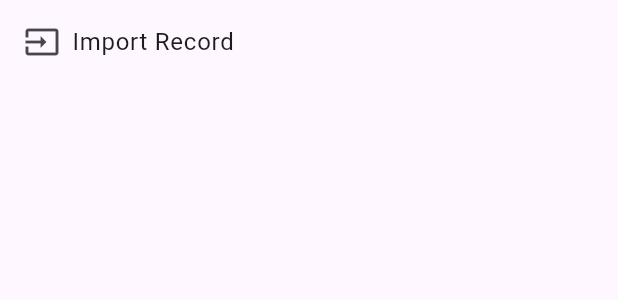
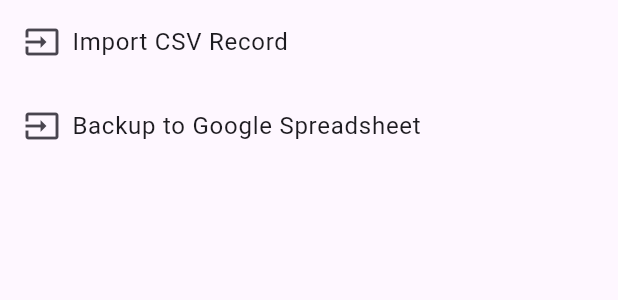
Before and after one commit to Harits19/my_money, a Flutter app: the SettingView widget shown alone on an empty page, opened directly, on a phone screen of 412 x 824 dp. Shown: the top 300 px of the screen. Run offline on Flutter 3.47's test engine with Material 3 defaults, Android fonts, the phone set to English and light mode, and no system bars; our stand-ins replace file_picker, googleapis_auth, logger, shared_preferences; missing offline and left inert: googleapis; accounts and stored records are empty.

Commit message:
implement googleapis and add logging on local storage and provider

```diff
--- a/lib/src/setting/setting_view.dart
+++ b/lib/src/setting/setting_view.dart
@@ -2,6 +2,7 @@ import 'dart:io';
 
 import 'package:file_picker/file_picker.dart';
 import 'package:flutter/material.dart';
+import 'package:my_money/src/services/google_service.dart';
 import 'package:my_money/src/state/record_state/state.dart';
 
 class SettingView extends StatelessWidget {
@@ -18,13 +19,27 @@ class SettingView extends StatelessWidget {
               SizedBox(
                 width: 8,
               ),
-              Text("Import Record")
+              Text("Import CSV Record")
             ],
           ),
           onTap: () async {
             RecordState.of(context).importCSV();
           },
-        )
+        ),
+        ListTile(
+          title: const Row(
+            children: [
+              Icon(Icons.input),
+              SizedBox(
+                width: 8,
+              ),
+              Text("Backup to Google Spreadsheet")
+            ],
+          ),
+          onTap: () async {
+            GoogleService.authenticate();
+          },
+        ),
       ],
     );
   }
--- a/pubspec.yaml
+++ b/pubspec.yaml
@@ -18,6 +18,7 @@ dependencies:
   logger: ^2.5.0
   shared_preferences: ^2.5.2
   googleapis: ^13.2.0
+  googleapis_auth: ^1.6.0
 
 dev_dependencies:
   flutter_test:
```
Also changed, not shown: lib/src/services/google_service.dart (+19 -0 lines), lib/src/services/local_storage_service.dart (+14 -4 lines), lib/src/state/record_state/provider.dart (+7 -0 lines), pubspec.lock, 2 other files.
